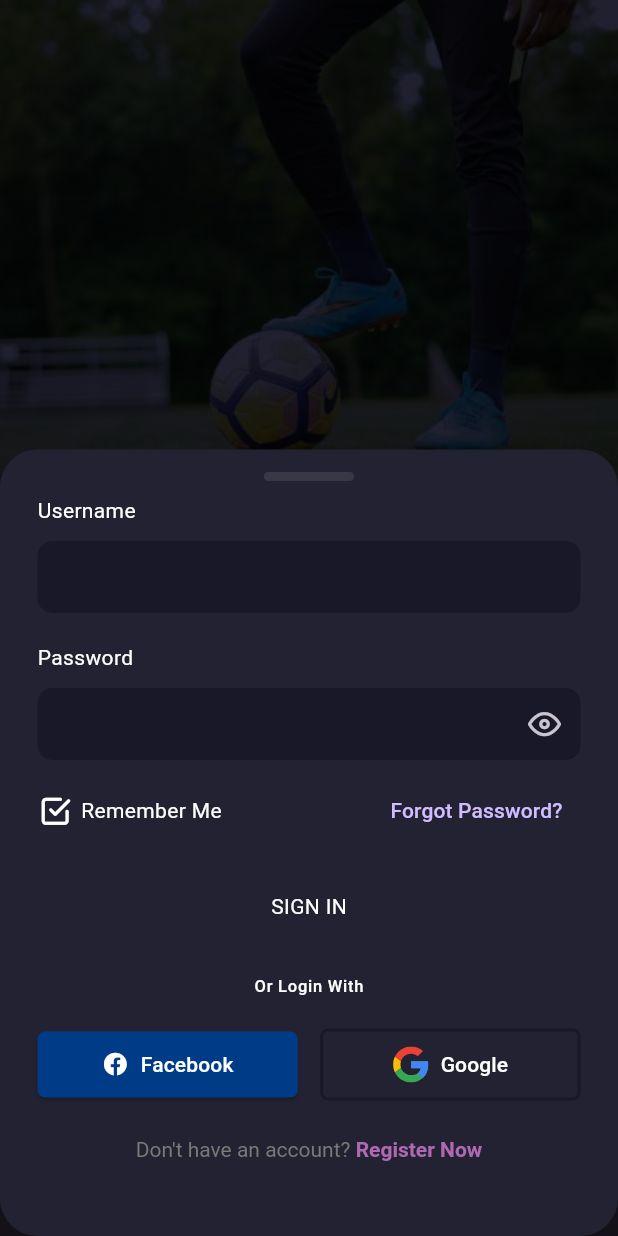
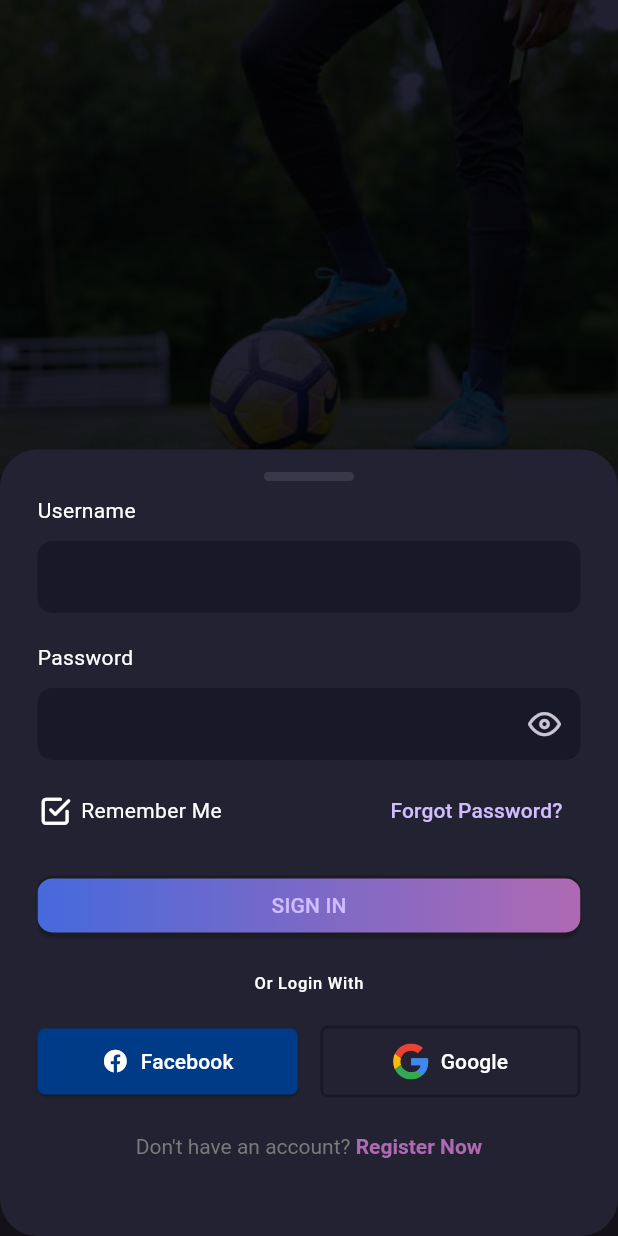
Before and after one commit to Ojja-Tech/soka, a Flutter app: the LoginPage screen opened directly, on a phone screen of 412 x 824 dp. Run offline on Flutter 3.47's test engine with Material 2 defaults, Android fonts, the phone set to English and light mode, and no system bars; our stand-ins replace cached_network_image, dotted_border, envied, equatable, firebase_auth, firebase_core and 8 more; missing offline and left inert: blurhash_dart; accounts and stored records are empty; generated files the repository leaves out were written again; network calls fail.

Commit message:
fix: gradiient button
Signed-off-by: Isaac Obella <wizlif@users.noreply.github.com>

```diff
--- a/_packages/core/lib/theme.ext.dart
+++ b/_packages/core/lib/theme.ext.dart
@@ -27,6 +27,9 @@ extension ThemeBuildContextX on BuildContext {
 
   // If brightness dark
   bool get isDark => theme.brightness == Brightness.dark;
+
+  // Color scheme
+  ColorScheme get scheme => theme.colorScheme;
 
   KapiraTheme get kTheme => theme.kTheme;
 
--- a/_packages/widgets/lib/buttons/gradient_button.dart
+++ b/_packages/widgets/lib/buttons/gradient_button.dart
@@ -2,7 +2,7 @@ part of '../buttons.dart';
 
 class ElevatedGradientButton extends StatelessWidget {
   final Widget? child;
-  final VoidCallback onPressed;
+  final VoidCallback? onPressed;
   final Gradient? gradient;
 
   const ElevatedGradientButton({
@@ -14,24 +14,37 @@ class ElevatedGradientButton extends StatelessWidget {
 
   @override
   Widget build(BuildContext context) {
-    return InkWell(
-      onTap: onPressed,
-      borderRadius: BorderRadius.circular(context.kTheme.smallBorderRadius),
+    return ElevatedButton(
+      onPressed: onPressed,
       child: Ink(
+        padding: EdgeInsets.zero,
         decoration: BoxDecoration(
           gradient: gradient,
-          borderRadius: BorderRadius.circular(context.kTheme.smallBorderRadius),
+          borderRadius: BorderRadius.all(
+            Radius.circular(context.kTheme.smallBorderRadius),
+          ),
         ),
         child: Container(
-          constraints: const BoxConstraints(
-            minWidth: 88.0,
-            minHeight: 36.0,
-          ),
-          padding: const EdgeInsets.symmetric(vertical: 15),
+          constraints: BoxConstraints(
+            minWidth:
+                ElevatedButton.styleFrom().minimumSize?.resolve({})?.width ??
+                    88,
+            minHeight:
+                ElevatedButton.styleFrom().minimumSize?.resolve({})?.height ??
+                    36.0,
+          ), // min sizes for Material buttons
           alignment: Alignment.center,
           child: child,
         ),
       ),
+      style: ElevatedButton.styleFrom(
+        shape: RoundedRectangleBorder(
+          borderRadius: BorderRadius.circular(
+            context.kTheme.smallBorderRadius,
+          ),
+        ),
+        padding: const EdgeInsets.all(0.0),
+      ),
     );
   }
 }
```
